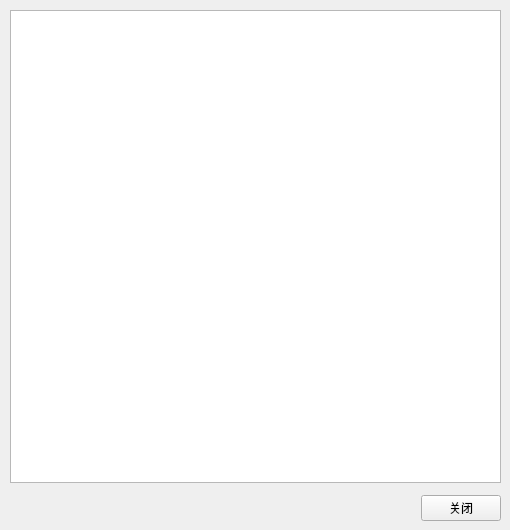
First picture: the form in helpdialog.ui, repository zlmone/supply_writer, before the edit.
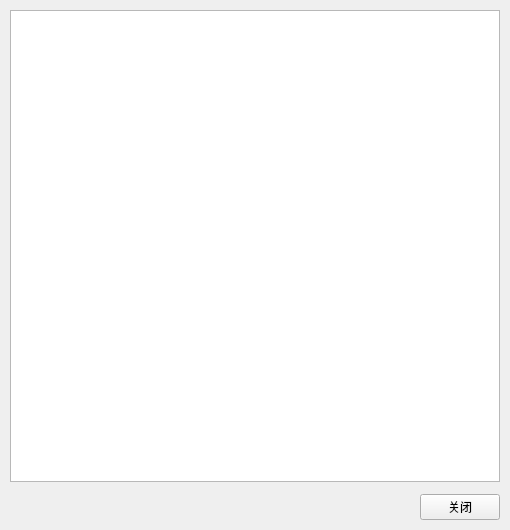
Second picture: the form after the edit.

Commit message: resize widget

Diff of the .ui file:
```diff
--- a/helpdialog.ui
+++ b/helpdialog.ui
@@ -21,8 +21,8 @@
     <rect>
      <x>0</x>
      <y>0</y>
-     <width>511</width>
-     <height>531</height>
+     <width>510</width>
+     <height>530</height>
     </rect>
    </property>
    <layout class="QVBoxLayout" name="verticalLayout">
```
The commit also changes 7 other files.
